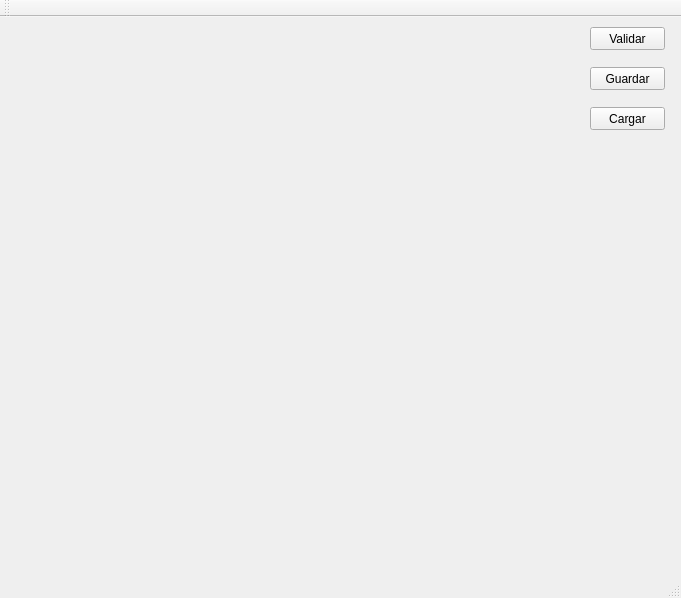
Before: the Qt Designer form sudoku.ui in josephtk18/ProyectoSudoku, drawn with Qt 5.
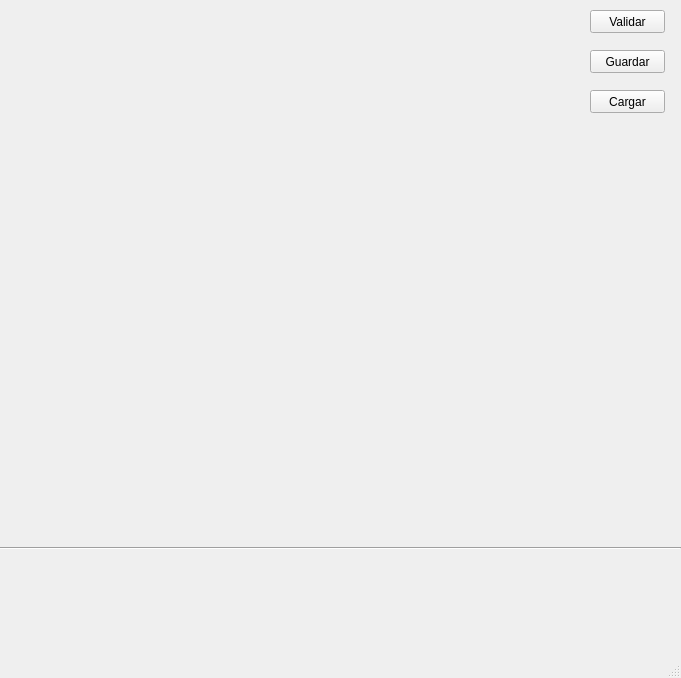
After: the same form once the commit is applied.

Patch:
```diff
--- a/sudoku.ui
+++ b/sudoku.ui
@@ -7,7 +7,7 @@
     <x>0</x>
     <y>0</y>
     <width>681</width>
-    <height>598</height>
+    <height>678</height>
    </rect>
   </property>
   <property name="windowTitle">
@@ -68,6 +68,30 @@
      <string>Cargar</string>
     </property>
    </widget>
+   <widget class="Line" name="line">
+    <property name="geometry">
+     <rect>
+      <x>0</x>
+      <y>540</y>
+      <width>681</width>
+      <height>16</height>
+     </rect>
+    </property>
+    <property name="orientation">
+     <enum>Qt::Horizontal</enum>
+    </property>
+   </widget>
+   <widget class="QWidget" name="horizontalLayoutWidget">
+    <property name="geometry">
+     <rect>
+      <x>10</x>
+      <y>560</y>
+      <width>661</width>
+      <height>80</height>
+     </rect>
+    </property>
+    <layout class="QHBoxLayout" name="gridTeclado"/>
+   </widget>
   </widget>
   <widget class="QMenuBar" name="menuBar">
    <property name="geometry">
@@ -79,14 +103,6 @@
     </rect>
    </property>
   </widget>
-  <widget class="QToolBar" name="mainToolBar">
-   <attribute name="toolBarArea">
-    <enum>TopToolBarArea</enum>
-   </attribute>
-   <attribute name="toolBarBreak">
-    <bool>false</bool>
-   </attribute>
-  </widget>
   <widget class="QStatusBar" name="statusBar"/>
  </widget>
  <layoutdefault spacing="6" margin="11"/>
```
